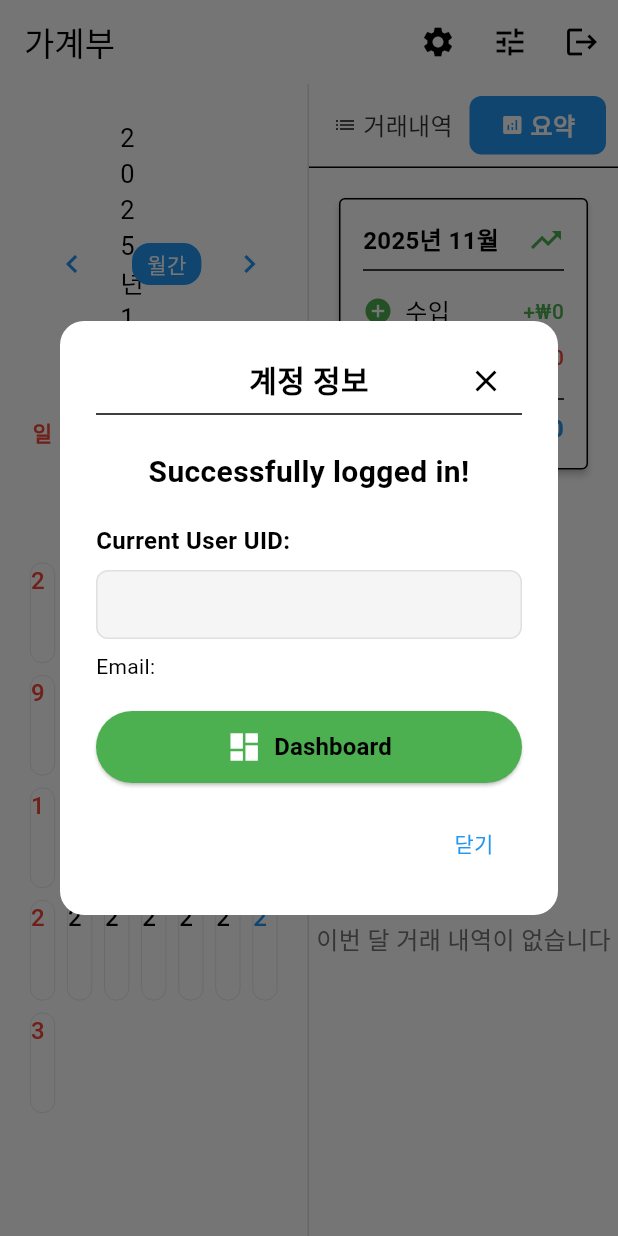
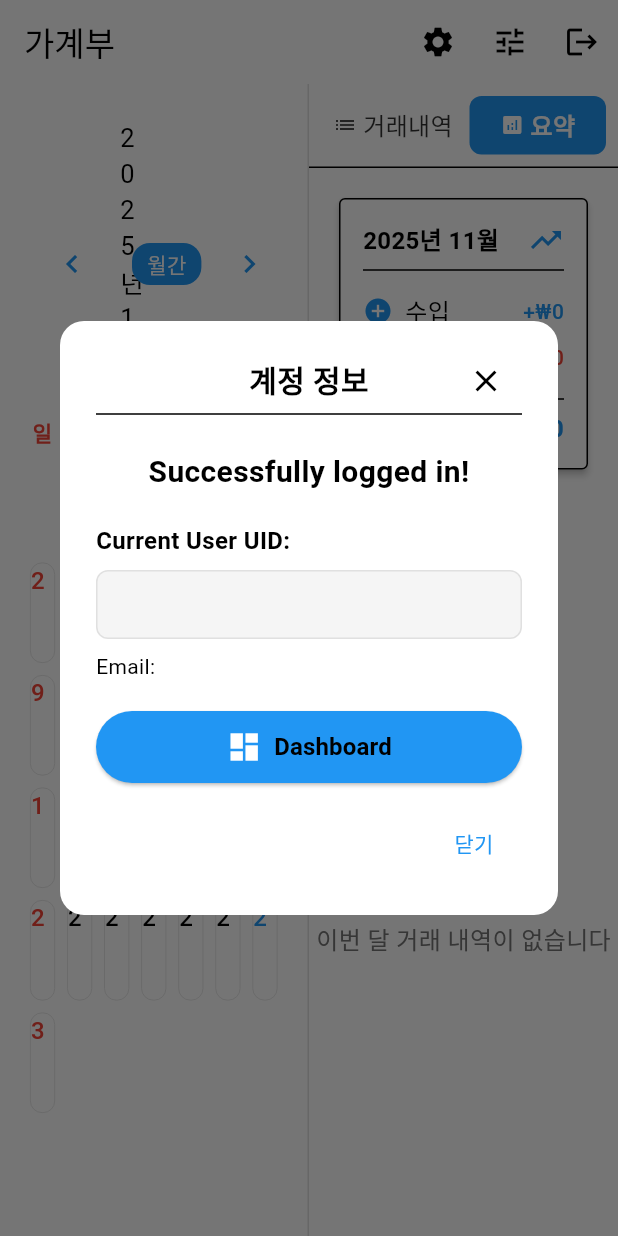
Before and after one commit to SourPringles/Just_A_Account_Book, a Flutter app: the screen it shows once a user with an empty profile is signed in, after a tap on "요약", after a tap on the "settings" icon, on a phone screen of 412 x 824 dp. Run offline on Flutter 3.47's test engine with Material 3 defaults, Android fonts, the phone set to English and light mode, and no system bars; drawn by our look-alikes of table_calendar; our stand-ins replace cloud_firestore, firebase_auth, firebase_core, shared_preferences; missing offline and left inert: window_manager; accounts and stored records are empty; statements that could not run were skipped.

Commit message:
컬러 관련 변수 통합

```diff
--- a/lib/view/auth/auth.dart
+++ b/lib/view/auth/auth.dart
@@ -3,6 +3,7 @@ import 'package:firebase_auth/firebase_auth.dart';
 import 'link.dart';
 import '../uivalue/ui_layout.dart';
 import '../uivalue/ui_text.dart';
+import '../uivalue/ui_colors.dart';
 
 class AuthWidget extends StatelessWidget {
   final User? user;
@@ -45,9 +46,9 @@ class AuthWidget extends StatelessWidget {
           width: double.infinity,
           padding: EdgeInsets.all(UILayout.isNarrow(context) ? 8.0 : 12.0),
           decoration: BoxDecoration(
-            color: Colors.grey[100],
+            color: UIColors.cardBackgroundLight,
             borderRadius: BorderRadius.circular(8),
-            border: Border.all(color: Colors.grey[300]!),
+            border: Border.all(color: UIColors.borderColor),
           ),
           child: SelectableText(
             user?.uid ?? "No UID available",
@@ -62,7 +63,7 @@ class AuthWidget extends StatelessWidget {
             "(Anonymous User)",
             style: UIText.smallTextStyle(context).copyWith(
               fontSize: UIText.smallFontSize + 2,
-              color: Colors.orange,
+              color: UIColors.warningColor,
               fontStyle: FontStyle.italic,
             ),
             maxLines: 1,
@@ -98,8 +99,8 @@ class AuthWidget extends StatelessWidget {
               );
             },
             style: ElevatedButton.styleFrom(
-              backgroundColor: Colors.blue,
-              foregroundColor: Colors.white,
+              backgroundColor: UIColors.commonPositiveColor,
+              foregroundColor: UIColors.whiteColor,
               padding: EdgeInsets.symmetric(vertical: buttonPadding),
             ),
             icon: Icon(Icons.link, size: iconSize),
@@ -120,8 +121,8 @@ class AuthWidget extends StatelessWidget {
             );
           },
           style: ElevatedButton.styleFrom(
-            backgroundColor: Colors.green,
-            foregroundColor: Colors.white,
+            backgroundColor: UIColors.incomeColor,
+            foregroundColor: UIColors.whiteColor,
             padding: EdgeInsets.symmetric(vertical: buttonPadding),
           ),
           icon: Icon(Icons.dashboard, size: iconSize),
--- a/lib/view/calendar/calendar_widget.dart
+++ b/lib/view/calendar/calendar_widget.dart
@@ -198,9 +198,9 @@ class _CalendarWidgetState extends State<CalendarWidget> {
 
     return Container(
       margin: EdgeInsets.all(UILayout.tinyGap),
-      decoration: BoxDecoration(
+        decoration: BoxDecoration(
         border: Border.all(
-          color: Colors.grey.shade300,
+          color: UIColors.borderColor,
           width: UILayout.borderWidthThin,
         ),
         borderRadius: BorderRadius.circular(8.0),
@@ -234,7 +234,7 @@ class _CalendarWidgetState extends State<CalendarWidget> {
                     income > 0 ? '+${formatAmount(income)}' : '',
                     style: TextStyle(
                       fontSize: UIText.calendarAmount,
-                      color: Colors.blue,
+                      color: UIColors.incomeColor,
                       fontWeight: FontWeight.w500,
                     ),
                     maxLines: 1,
@@ -245,7 +245,7 @@ class _CalendarWidgetState extends State<CalendarWidget> {
                     expense > 0 ? '-${formatAmount(expense)}' : '',
                     style: TextStyle(
                       fontSize: UIText.calendarAmount,
-                      color: Colors.red,
+                      color: UIColors.expenseColor,
                       fontWeight: FontWeight.w500,
                     ),
                     maxLines: 1,
@@ -347,7 +347,7 @@ class _CalendarWidgetState extends State<CalendarWidget> {
                 borderRadius: BorderRadius.all(Radius.circular(12.0)),
               ),
               formatButtonTextStyle: TextStyle(
-                color: UIColors.onPrimaryColor(context),
+                color: UIColors.whiteColor,
                 fontSize: UIText.calendarHeader - 2,
               ),
               leftChevronIcon: const Icon(
@@ -374,11 +374,10 @@ class _CalendarWidgetState extends State<CalendarWidget> {
                       child: Container(
                         margin: EdgeInsets.all(UILayout.tinyGap / 2),
                         decoration: BoxDecoration(
-                          //border: Border.all(color: Colors.black, width: 1.0),
                           borderRadius: BorderRadius.circular(8.0),
                           boxShadow: [
                             BoxShadow(
-                              color: Color.fromRGBO(0, 0, 0, 0.1),
+                              color: UIColors.shadowColor,
                               blurRadius: 4.0,
                               offset: const Offset(0, 2),
                             ),
@@ -400,7 +399,7 @@ class _CalendarWidgetState extends State<CalendarWidget> {
                         margin: EdgeInsets.all(UILayout.tinyGap / 2),
                         decoration: BoxDecoration(
                           border: Border.all(
-                            color: Colors.orange,
+                            color: UIColors.todayBorderColor,
                             width: UILayout.borderWidthNormal,
                           ),
                           borderRadius: BorderRadius.circular(8.0),
@@ -465,7 +464,7 @@ class _CalendarWidgetState extends State<CalendarWidget> {
               val: _getWeeklyTotal().toInt(),
               label: '주간 합계',
               color: UIColors.textPrimaryColor(context),
-              fontSize: 22.0,
+              fontSize: UIText.calendarSumFontSize,
             ),
         ],
       ),
--- a/lib/view/calendar/sum_widget.dart
+++ b/lib/view/calendar/sum_widget.dart
@@ -63,14 +63,14 @@ class SumWidget extends StatelessWidget {
         CommonSumWidget(
           val: monthIncome,
           label: '수입',
-          color: Colors.blue,
+          color: UIColors.incomeColor,
           fontSize: _getItemFontSize(),
         ),
         SizedBox(height: UILayout.smallGap),
         CommonSumWidget(
           val: monthExpense,
           label: '지출',
-          color: Colors.red,
+          color: UIColors.expenseColor,
           fontSize: _getItemFontSize(),
         ),
         SizedBox(height: UILayout.smallGap),
@@ -133,7 +133,7 @@ class CommonSumWidget extends StatelessWidget {
       margin: const EdgeInsets.symmetric(horizontal: 4.0),
       padding: const EdgeInsets.symmetric(vertical: 8.0, horizontal: 12.0),
       decoration: BoxDecoration(
-        color: Colors.white,
+        color: UIColors.whiteColor,
         borderRadius: BorderRadius.circular(8.0),
         border: Border.all(color: color, width: 1),
         //boxShadow: [
--- a/lib/view/home/widgets/left_panel_widget.dart
+++ b/lib/view/home/widgets/left_panel_widget.dart
@@ -1,5 +1,6 @@
 import 'package:flutter/material.dart';
 import '../../uivalue/ui_layout.dart';
+import '../../uivalue/ui_colors.dart';
 import '../../calendar/calendar_widget.dart';
 
 class LeftPanelWidget extends StatelessWidget {
@@ -22,7 +23,7 @@ class LeftPanelWidget extends StatelessWidget {
       decoration: BoxDecoration(
         border: Border(
           right: BorderSide(
-            color: Colors.grey.shade300,
+            color: UIColors.borderColor,
             width: UILayout.borderWidthNormal,
           ),
         ),
--- a/lib/view/home/widgets/right_panel_tabs_widget.dart
+++ b/lib/view/home/widgets/right_panel_tabs_widget.dart
@@ -91,13 +91,7 @@ class _TabButton extends StatelessWidget {
               size: UILayout.iconSizeSmall,
               color: isSelected
                   ? Theme.of(context).colorScheme.onPrimary
-                  : (() {
-                      final c = Theme.of(context).colorScheme.onSurface;
-                      final r = (c.r * 255.0).round() & 0xff;
-                      final g = (c.g * 255.0).round() & 0xff;
-                      final b = (c.b * 255.0).round() & 0xff;
-                      return Color.fromRGBO(r, g, b, 0.7);
-                    })(),
+                  : Theme.of(context).colorScheme.onSurface.withOpacity(0.7),
             ),
             SizedBox(width: UILayout.tinyGap),
             Text(
@@ -106,13 +100,7 @@ class _TabButton extends StatelessWidget {
                 context,
                 color: isSelected
                     ? Theme.of(context).colorScheme.onPrimary
-                    : (() {
-                        final c = Theme.of(context).colorScheme.onSurface;
-                        final r = (c.r * 255.0).round() & 0xff;
-                        final g = (c.g * 255.0).round() & 0xff;
-                        final b = (c.b * 255.0).round() & 0xff;
-                        return Color.fromRGBO(r, g, b, 0.8);
-                      })(),
+                    : Theme.of(context).colorScheme.onSurface.withOpacity(0.8),
                 weight: isSelected ? FontWeight.bold : FontWeight.normal,
               ),
             ),
--- a/lib/view/home/widgets/transaction_header_widget.dart
+++ b/lib/view/home/widgets/transaction_header_widget.dart
@@ -1,6 +1,7 @@
 import 'package:flutter/material.dart';
 import '../../uivalue/ui_layout.dart';
 import '../../uivalue/ui_text.dart';
+import '../../uivalue/ui_colors.dart';
 
 class TransactionHeaderWidget extends StatelessWidget {
   final DateTime selectedDate;
@@ -19,7 +20,7 @@ class TransactionHeaderWidget extends StatelessWidget {
       decoration: BoxDecoration(
         border: Border(
           bottom: BorderSide(
-            color: Colors.grey.shade300,
+            color: UIColors.borderColor,
             width: UILayout.borderWidthNormal,
           ),
         ),
@@ -28,7 +29,7 @@ class TransactionHeaderWidget extends StatelessWidget {
         children: [
           Icon(
             Icons.receipt_long,
-            color: Colors.blue,
+            color: UIColors.commonPositiveColor,
             size: UILayout.iconSizeXL / 2.666,
           ),
           SizedBox(width: UILayout.smallGap),
@@ -42,8 +43,8 @@ class TransactionHeaderWidget extends StatelessWidget {
             icon: Icon(Icons.add, size: UILayout.iconSizeSmall),
             label: const Text('거래 추가'),
             style: ElevatedButton.styleFrom(
-              backgroundColor: Colors.blue,
-              foregroundColor: Colors.white,
+              backgroundColor: UIColors.commonPositiveColor,
+              foregroundColor: UIColors.whiteColor,
               padding: EdgeInsets.symmetric(
                 horizontal: UILayout.smallGap * 2,
                 vertical: UILayout.smallGap,
--- a/lib/view/transactions/add_transaction_dialog.dart
+++ b/lib/view/transactions/add_transaction_dialog.dart
@@ -5,6 +5,7 @@ import '../../services/transaction_service.dart';
 import '../../models/transaction_model.dart';
 import '../dialog/dialog_header_widget.dart';
 import '../uivalue/ui_layout.dart';
+import '../uivalue/ui_colors.dart';
 
 class AddTransactionDialog extends StatefulWidget {
   final DateTime? initialDate;
@@ -78,12 +79,12 @@ class _AddTransactionDialogState extends State<AddTransactionDialog> {
                           ButtonSegment(
                             value: TransactionType.income,
                             label: Text('수입'),
-                            icon: Icon(Icons.add_circle, color: Colors.green),
+                            icon: Icon(Icons.add_circle, color: UIColors.incomeColor),
                           ),
                           ButtonSegment(
                             value: TransactionType.expense,
                             label: Text('지출'),
-                            icon: Icon(Icons.remove_circle, color: Colors.red),
+                            icon: Icon(Icons.remove_circle, color: UIColors.expenseColor),
                           ),
                         ],
                         selected: {_selectedType},
--- a/lib/view/transactions/monthly_summary_widget.dart
+++ b/lib/view/transactions/monthly_summary_widget.dart
@@ -1,6 +1,7 @@
 import 'package:flutter/material.dart';
 import '../uivalue/ui_layout.dart';
 import '../uivalue/ui_text.dart';
+import '../uivalue/ui_colors.dart';
 import 'package:firebase_auth/firebase_auth.dart';
 import 'package:intl/intl.dart';
 import '../../services/transaction_service.dart';
@@ -66,7 +67,7 @@ class MonthlySummaryWidget extends StatelessWidget {
                     ),
                     Icon(
                       balance >= 0 ? Icons.trending_up : Icons.trending_down,
-                      color: balance >= 0 ? Colors.green : Colors.red,
+                      color: balance >= 0 ? UIColors.incomeColor : UIColors.expenseColor,
                     ),
                   ],
                 ),
@@ -78,7 +79,7 @@ class MonthlySummaryWidget extends StatelessWidget {
                   context,
                   '수입',
                   income,
-                  Colors.green,
+                  UIColors.incomeColor,
                   Icons.add_circle,
                 ),
                 SizedBox(height: UILayout.smallGap),
@@ -88,7 +89,7 @@ class MonthlySummaryWidget extends StatelessWidget {
                   context,
                   '지출',
                   expense,
-                  Colors.red,
+                  UIColors.expenseColor,
                   Icons.remove_circle,
                 ),
                 SizedBox(height: UILayout.smallGap),
@@ -100,7 +101,7 @@ class MonthlySummaryWidget extends StatelessWidget {
                   context,
                   '잔액',
                   balance,
-                  balance >= 0 ? Colors.blue : Colors.orange,
+                  balance >= 0 ? UIColors.balancePositiveColor : UIColors.balanceNegativeColor,
                   balance >= 0 ? Icons.account_balance_wallet : Icons.warning,
                   isBalance: true,
                 ),
@@ -135,7 +136,7 @@ class MonthlySummaryWidget extends StatelessWidget {
         Text(
           '${amount >= 0 ? '+' : ''}₩${NumberFormat('#,###').format(amount.abs())}',
           style: TextStyle(
-            fontSize: isBalance ? 16 : 14,
+            fontSize: isBalance ? UIText.transactionBalanceSize : UIText.transactionAmountSize,
             fontWeight: isBalance ? FontWeight.bold : FontWeight.w500,
             color: color,
           ),
--- a/lib/view/transactions/transaction_list_widget.dart
+++ b/lib/view/transactions/transaction_list_widget.dart
@@ -137,7 +137,7 @@ class _TransactionListWidgetState extends State<TransactionListWidget> {
             Icon(
               Icons.receipt_long,
               size: UILayout.iconSizeXL,
-              color: Colors.grey[400],
+              color: UIColors.dividerColor,
             ),
             SizedBox(height: UILayout.largeGap),
             Text(
@@ -166,7 +166,7 @@ class _TransactionListWidgetState extends State<TransactionListWidget> {
     TransactionModel transaction,
   ) {
     final isIncome = transaction.type == TransactionType.income;
-    final color = isIncome ? Colors.blue : Colors.red;
+    final color = isIncome ? UIColors.incomeColor : UIColors.expenseColor;
     final icon = isIncome ? Icons.add_circle : Icons.remove_circle;
 
     return Card(
@@ -176,12 +176,7 @@ class _TransactionListWidgetState extends State<TransactionListWidget> {
       ),
       child: ListTile(
         leading: CircleAvatar(
-          backgroundColor: Color.fromRGBO(
-            (color.r * 255.0).round(),
-            (color.g * 255.0).round(),
-            (color.b * 255.0).round(),
-            0.1,
-          ),
+          backgroundColor: color.withOpacity(0.1),
           child: Icon(icon, color: color),
         ),
         title: Row(
--- a/lib/view/uivalue/ui_colors.dart
+++ b/lib/view/uivalue/ui_colors.dart
@@ -6,8 +6,27 @@ class UIColors {
   // ========== 색상 정의 (Light/Dark 모드 분리) ==========
 
   // 공통 색상 (모드 무관)
-  static const Color commonButtonColor = Colors.blue; // 기본 버튼 색상
-  static const Color commonDeleteCancelColor = Colors.red; // 삭제/취소 버튼 색상
+  static const Color commonPositiveColor = Colors.blue; // 긍정적 요소 색상
+  static const Color commonNegativeColor = Colors.red; // 부정적 요소 색상
+  static const Color commonNeutralColor = Colors.black; // 중립적 요소 색상
+  static const Color commonExtraColor = Colors.grey; // 추가 중립적 요소 색상
+
+  // 거래 관련 색상
+  static const Color incomeColor = commonPositiveColor; // 수입 색상
+  static const Color expenseColor = commonNegativeColor; // 지출 색상
+  static const Color balancePositiveColor = commonPositiveColor; // 잔액 양수
+  static const Color balanceNegativeColor = commonNegativeColor; // 잔액 음수
+
+  // UI 요소 색상
+  static const Color borderColor = Color(0xFFE0E0E0); // 테두리 색상 (Grey shade 300)
+  static const Color dividerColor = Color(0xFFBDBDBD); // 구분선 색상 (Grey shade 400)
+  static const Color shadowColor = Color(0x1A000000); // 그림자 색상 (투명도 0.1)
+  static const Color todayBorderColor = Colors.orange; // 오늘 날짜 테두리
+  static const Color warningColor = Colors.orange; // 경고 색상
+  static const Color whiteColor = Colors.white; // 흰색
+
+  // 배경 색상
+  static const Color cardBackgroundLight = Color(0xFFF5F5F5); // 카드 배경 (Grey shade 100)
 
   // Light 모드 색상
   static const Color lightWeekdayTextColor = Colors.black; // 평일 날짜 색상
@@ -71,10 +90,10 @@ class UIColors {
     return ThemeData(
       brightness: Brightness.light,
       colorScheme: ColorScheme.light(
-        primary: commonButtonColor,
-        secondary: commonButtonColor.withOpacity(0.8),
+        primary: commonPositiveColor,
+        secondary: commonPositiveColor.withOpacity(0.8),
         surface: lightBackgroundColor,
-        error: commonDeleteCancelColor,
+        error: commonNegativeColor,
       ),
       scaffoldBackgroundColor: lightBackgroundColor,
       useMaterial3: true,
@@ -108,10 +127,10 @@ class UIColors {
     return ThemeData(
       brightness: Brightness.dark,
       colorScheme: ColorScheme.dark(
-        primary: commonButtonColor,
-        secondary: commonButtonColor.withOpacity(0.8),
+        primary: commonPositiveColor,
+        secondary: commonPositiveColor.withOpacity(0.8),
         surface: darkBackgroundColor,
-        error: commonDeleteCancelColor,
+        error: commonNegativeColor,
       ),
       scaffoldBackgroundColor: darkBackgroundColor,
       useMaterial3: true,
--- a/lib/view/uivalue/ui_text.dart
+++ b/lib/view/uivalue/ui_text.dart
@@ -19,6 +19,11 @@ class UIText {
   static const double calendarHeader = mediumFontSize; // 캘린더 헤더
   static const double calendarDayOfWeek = mediumFontSize - 2; // 캘린더 요일
   static const double calendarRowHeight = 75.0; // 캘린더 행 높이
+  static const double calendarSumFontSize = 22.0; // 캘린더 합계 폰트 크기
+
+  // 거래 관련 폰트 크기
+  static const double transactionAmountSize = 14.0; // 거래 금액 폰트 크기
+  static const double transactionBalanceSize = 16.0; // 거래 잔액 폰트 크기
 
   // ========== 폰트 패밀리 정의 ==========
   // 앱 전체에서 사용할 폰트를 여기서 수정 가능
@@ -110,7 +115,7 @@ class UIText {
     return TextStyle(
       fontSize: smallFontSize,
       fontWeight: weight ?? fontWeightMedium,
-      color: color ?? UIColors.commonDeleteCancelColor,
+      color: color ?? UIColors.commonNegativeColor,
       fontFamily: fontFamily.isEmpty ? null : fontFamily,
     );
   }
--- a/lib/view/uivalue/uivalue.dart
+++ b/lib/view/uivalue/uivalue.dart
@@ -7,7 +7,7 @@
 /// 사용 예시:
 /// import 'package:your_app/view/uivalue/uivalue.dart';
 ///
-/// UIColors.commonButtonColor
+/// UIColors.commonPositiveColor
 /// UIText.mediumFontSize
 /// UILayout.mediumGap
 
```
